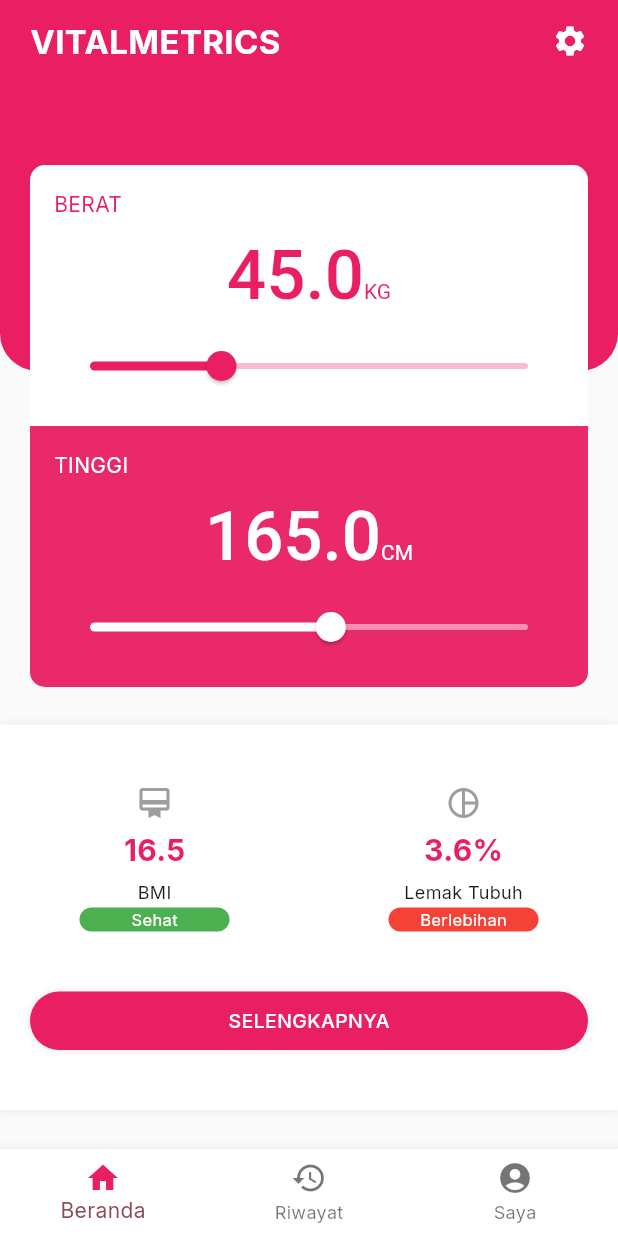
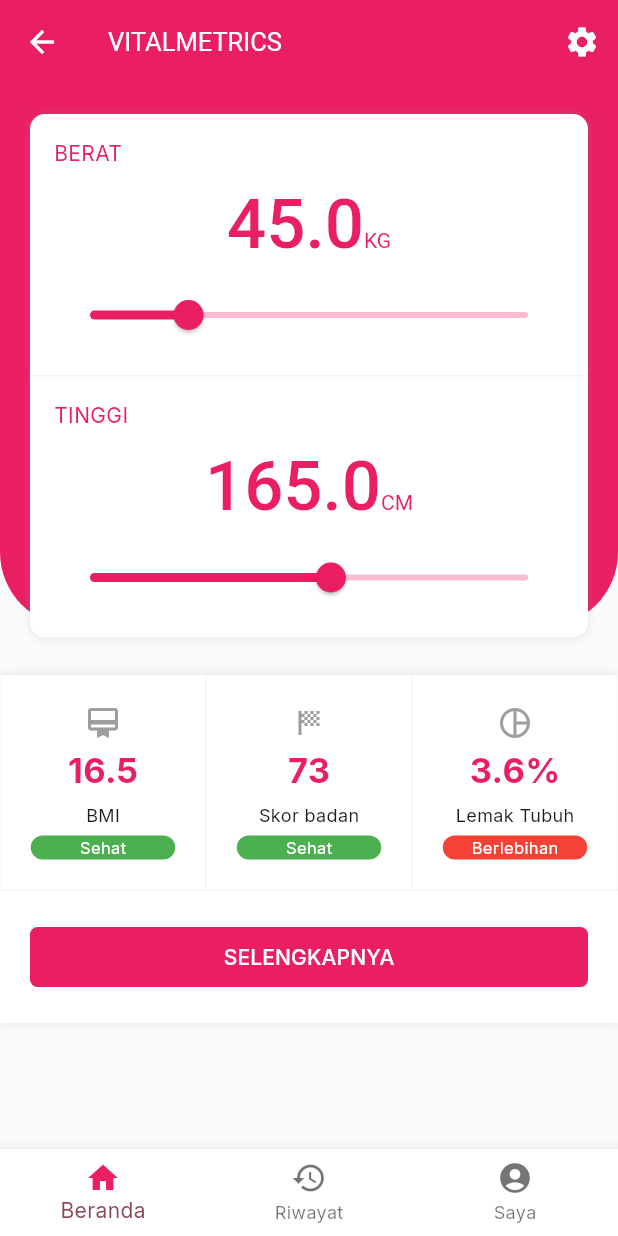
Before and after one commit to izzaalfiansyah/vitalmetrics, a Flutter app: the screen it shows after launch, on a phone screen of 412 x 824 dp. Run offline on Flutter 3.47's test engine with Material 3 defaults, Android fonts, the phone set to English and light mode, and no system bars; our stand-ins replace fl_chart, google_fonts, shared_preferences; accounts and stored records are empty.

Commit message:
membuat komponen

```diff
--- a/lib/components/hr.dart
+++ b/lib/components/hr.dart
@@ -1,15 +1,24 @@
 import 'package:flutter/material.dart';
+import 'package:vitalmetrics/constant.dart';
 
 class Hr extends StatelessWidget {
   const Hr({
     super.key,
+    this.color,
   });
+
+  final Color? color;
 
   @override
   Widget build(BuildContext context) {
     return Container(
-      height: 1,
-      color: Colors.grey.shade100,
+      decoration: BoxDecoration(
+        border: Border(
+          bottom: BorderSide(
+            color: color ?? borderBase.color,
+          ),
+        ),
+      ),
     );
   }
 }
--- a/lib/constant.dart
+++ b/lib/constant.dart
@@ -1,6 +1,7 @@
 import 'package:flutter/material.dart';
 
 const cPrimary = Colors.pink;
+final borderBase = BorderSide(color: Colors.grey.withOpacity(.1), width: 1);
 final shadowBase = [
   BoxShadow(color: Colors.grey.withOpacity(.25), blurRadius: 4),
 ];
--- a/lib/pages/akun/manajemen.dart
+++ b/lib/pages/akun/manajemen.dart
@@ -162,7 +162,9 @@ class _AkunManajemenScreenState extends State<AkunManajemenScreen> {
                               horizontal: 0,
                               vertical: 10,
                             ),
-                            actionsPadding: EdgeInsets.only(bottom: 0),
+                            actionsPadding: EdgeInsets.symmetric(
+                              horizontal: 10,
+                            ),
                             title: Text(
                               'Gender',
                               style: TextStyle(fontSize: 14),
@@ -257,7 +259,9 @@ class _AkunManajemenScreenState extends State<AkunManajemenScreen> {
       context: context,
       builder: (BuildContext context) {
         return AlertDialog(
-          actionsPadding: EdgeInsets.only(bottom: 0),
+          actionsPadding: EdgeInsets.symmetric(
+            horizontal: 10,
+          ),
           content: TextField(
             decoration: InputDecoration(
               labelText: label,
--- a/lib/pages/akun/perangkat.dart
+++ b/lib/pages/akun/perangkat.dart
@@ -112,7 +112,7 @@ class _AkunPerangkatScreenState extends State<AkunPerangkatScreen> {
               vertical: 5,
               horizontal: 10,
             ),
-            child: ElevatedButton(
+            child: FilledButton(
               onPressed: () {
                 if (perangkat != null) {
                   showDialog(
@@ -151,21 +151,18 @@ class _AkunPerangkatScreenState extends State<AkunPerangkatScreen> {
                   );
                 }
               },
-              style: ElevatedButton.styleFrom(
+              style: FilledButton.styleFrom(
                 backgroundColor: cPrimary,
-                textStyle: TextStyle(
-                  color: Colors.white,
+                fixedSize: Size.fromWidth(size.width),
+                shape: RoundedRectangleBorder(
+                  borderRadius: BorderRadius.circular(5),
                 ),
-                fixedSize: Size.fromWidth(size.width),
               ),
               child: Text(
                 (perangkat != null
                         ? 'Putuskan Perangkat'
                         : 'Hubungkan Perangkat')
                     .toUpperCase(),
-                style: TextStyle(
-                  color: Colors.white,
-                ),
               ),
             ),
           )
--- a/lib/pages/index.dart
+++ b/lib/pages/index.dart
@@ -1,5 +1,6 @@
 import 'package:flutter/material.dart';
 import 'package:vitalmetrics/components/bottomnavbar.dart';
+import 'package:vitalmetrics/components/hr.dart';
 import 'package:vitalmetrics/constant.dart';
 import 'package:vitalmetrics/libs/rumus.dart';
 import 'package:vitalmetrics/pages/report.dart';
@@ -30,158 +31,64 @@ class _IndexScreenState extends State<IndexScreen> {
     final size = MediaQuery.sizeOf(context);
 
     return Scaffold(
+      appBar: AppBar(
+        title: Text('VitalMetrics'.toUpperCase()),
+        centerTitle: false,
+        actions: [
+          IconButton(
+            onPressed: () {
+              Navigator.of(context).pushNamed('/akun');
+            },
+            icon: Icon(
+              Icons.settings,
+            ),
+          ),
+        ],
+      ),
       body: SingleChildScrollView(
         child: Stack(
           children: [
             Container(
-              padding: EdgeInsets.symmetric(horizontal: 20, vertical: 12),
-              height: size.height * .9 / 3,
+              height: size.height * 1 / 2 - 50,
               decoration: BoxDecoration(
                 color: cPrimary,
                 borderRadius: BorderRadius.vertical(
-                  bottom: Radius.circular(25),
+                  bottom: Radius.circular(50),
                 ),
               ),
-              child: SafeArea(
+            ),
+            Column(
+              children: [
+                Padding(
+                  padding: const EdgeInsets.all(20),
+                  child: Container(
+                    decoration: BoxDecoration(
+                      color: Colors.white,
+                      borderRadius: BorderRadius.circular(10),
+                      boxShadow: shadowBase,
+                    ),
                     child: Column(
                       children: [
-                    Row(
-                      crossAxisAlignment: CrossAxisAlignment.center,
-                      mainAxisAlignment: MainAxisAlignment.spaceBetween,
-                      children: [
-                        Text(
-                          'VITALMETRICS',
-                          style: TextStyle(
-                            color: Colors.white,
-                            fontWeight: FontWeight.bold,
-                            fontSize: 22,
+                        displayBox(
+                          label: 'Berat'.toUpperCase(),
+                          value: berat,
+                          maxValue: 200,
+                          pcs: 'KG',
                         ),
-                        ),
-                        InkWell(
-                          onTap: () {},
-                          child: Icon(
-                            Icons.settings,
-                            color: Colors.white,
-                          ),
-                        )
-                      ],
+                        Hr(),
+                        displayBox(
+                          label: 'Tinggi'.toUpperCase(),
+                          value: tinggi,
+                          maxValue: 300,
+                          pcs: 'CM',
                         ),
                       ],
                     ),
                   ),
                 ),
-            Container(
-              padding: EdgeInsets.only(top: 90),
-              child: Column(
-                children: [
-                  Padding(
-                    padding: const EdgeInsets.all(20),
-                    child: ClipRRect(
-                      borderRadius: BorderRadius.circular(10),
-                      child: Container(
-                        decoration: BoxDecoration(
-                          borderRadius: BorderRadius.circular(100),
-                        ),
-                        child: Column(
-                          children: [
-                            Container(
-                              padding: EdgeInsets.all(16),
-                              width: double.infinity,
-                              decoration: BoxDecoration(
-                                color: Colors.white,
-                              ),
-                              child: Column(
-                                crossAxisAlignment: CrossAxisAlignment.start,
-                                children: [
-                                  Text(
-                                    'BERAT',
-                                    style: TextStyle(color: cPrimary),
-                                  ),
-                                  Container(
-                                    padding: EdgeInsets.symmetric(vertical: 10),
-                                    alignment: Alignment.center,
-                                    child: RichText(
-                                      text: TextSpan(
-                                        children: [
-                                          TextSpan(
-                                            text: berat.toString(),
-                                            style: TextStyle(
-                                              fontSize: 46,
-                                              fontWeight: FontWeight.w500,
-                                            ),
-                                          ),
-                                          TextSpan(text: 'KG')
-                                        ],
-                                        style: TextStyle(color: cPrimary),
-                                      ),
-                                    ),
-                                  ),
-                                  Slider(
-                                    min: 0,
-                                    max: 150,
-                                    value: berat,
-                                    thumbColor: cPrimary,
-                                    activeColor: cPrimary,
-                                    inactiveColor: cPrimary.shade100,
-                                    onChanged: (val) {},
-                                  )
-                                ],
-                              ),
-                            ),
-                            Container(
-                              padding: EdgeInsets.all(16),
-                              width: double.infinity,
-                              decoration: BoxDecoration(
-                                color: cPrimary.withOpacity(.95),
-                              ),
-                              child: Column(
-                                crossAxisAlignment: CrossAxisAlignment.start,
-                                children: [
-                                  Text(
-                                    'TINGGI',
-                                    style: TextStyle(
-                                      color: Colors.white,
-                                    ),
-                                  ),
-                                  Container(
-                                    padding: EdgeInsets.symmetric(vertical: 10),
-                                    alignment: Alignment.center,
-                                    child: RichText(
-                                      text: TextSpan(
-                                        children: [
-                                          TextSpan(
-                                            text: tinggi.toString(),
-                                            style: TextStyle(
-                                              fontWeight: FontWeight.w500,
-                                              fontSize: 46,
-                                            ),
-                                          ),
-                                          TextSpan(text: 'CM')
-                                        ],
-                                        style: TextStyle(color: Colors.white),
-                                      ),
-                                    ),
-                                  ),
-                                  Slider(
-                                    min: 0,
-                                    max: 300,
-                                    value: tinggi,
-                                    thumbColor: Colors.white,
-                                    activeColor: Colors.white,
-                                    inactiveColor: cPrimary.shade200,
-                                    onChanged: (val) {},
-                                  )
-                                ],
-                              ),
-                            ),
-                          ],
-                        ),
-                      ),
-                    ),
-                  ),
                 SizedBox(height: 5),
                 Container(
-                    padding: EdgeInsets.symmetric(vertical: 40),
+                  // padding: EdgeInsets.all(20),
                   decoration: BoxDecoration(
                     color: Colors.white,
                     boxShadow: shadowBase,
@@ -202,6 +109,14 @@ class _IndexScreenState extends State<IndexScreen> {
                           ),
                           classificationItem(
                             size,
+                            icon: Icons.sports_score,
+                            title: 'Skor badan',
+                            resultValue: '73',
+                            resultText: 'Sehat',
+                            resultColor: Colors.green,
+                          ),
+                          classificationItem(
+                            size,
                             icon: Icons.pie_chart_outline_sharp,
                             title: 'Lemak Tubuh',
                             resultValue: '${lemak.toStringAsFixed(1)}%',
@@ -210,30 +125,25 @@ class _IndexScreenState extends State<IndexScreen> {
                           ),
                         ],
                       ),
-                        SizedBox(height: 40),
                       Padding(
-                          padding: EdgeInsets.symmetric(horizontal: 20),
-                          child: InkWell(
-                            onTap: () {
+                        padding: EdgeInsets.symmetric(
+                          horizontal: 20,
+                          vertical: 20,
+                        ),
+                        child: FilledButton(
+                          style: FilledButton.styleFrom(
+                            backgroundColor: cPrimary,
+                            fixedSize: Size.fromWidth(size.width),
+                            shape: RoundedRectangleBorder(
+                              borderRadius: BorderRadius.circular(5),
+                            ),
+                          ),
+                          onPressed: () {
                             Navigator.of(context).pushNamed('/report',
                                 arguments: ReportArguments(id: ''));
                           },
-                            child: Container(
-                              alignment: Alignment.center,
-                              padding: EdgeInsets.symmetric(vertical: 10),
-                              decoration: BoxDecoration(
-                                color: cPrimary,
-                                boxShadow: shadowBase,
-                                borderRadius: BorderRadius.circular(100),
-                              ),
                           child: Text(
                             'SELENGKAPNYA',
-                                style: TextStyle(
-                                  fontSize: 13,
-                                  fontWeight: FontWeight.w500,
-                                  color: Colors.white,
-                                ),
-                              ),
                           ),
                         ),
                       ),
@@ -242,12 +152,59 @@ class _IndexScreenState extends State<IndexScreen> {
                 ),
                 SizedBox(height: 20),
               ],
-              ),
             )
           ],
         ),
       ),
       bottomNavigationBar: BottomNavBar(),
+    );
+  }
+
+  Container displayBox({
+    required String label,
+    required double value,
+    required double maxValue,
+    required String pcs,
+  }) {
+    return Container(
+      padding: EdgeInsets.all(16),
+      child: Column(
+        crossAxisAlignment: CrossAxisAlignment.start,
+        children: [
+          Text(
+            label,
+            style: TextStyle(color: cPrimary),
+          ),
+          Container(
+            padding: EdgeInsets.symmetric(vertical: 10),
+            alignment: Alignment.center,
+            child: RichText(
+              text: TextSpan(
+                children: [
+                  TextSpan(
+                    text: value.toString(),
+                    style: TextStyle(
+                      fontSize: 46,
+                      fontWeight: FontWeight.w500,
+                    ),
+                  ),
+                  TextSpan(text: pcs)
+                ],
+                style: TextStyle(color: cPrimary),
+              ),
+            ),
+          ),
+          Slider(
+            min: 0,
+            max: maxValue,
+            value: value,
+            thumbColor: cPrimary,
+            activeColor: cPrimary,
+            inactiveColor: cPrimary.shade100,
+            onChanged: (val) {},
+          )
+        ],
+      ),
     );
   }
 
@@ -258,6 +215,16 @@ class _IndexScreenState extends State<IndexScreen> {
       required String resultText,
       required Color resultColor}) {
     return Expanded(
+      child: Container(
+        decoration: BoxDecoration(
+          color: Colors.white,
+          border: Border(
+            bottom: borderBase,
+            left: borderBase.copyWith(width: .5),
+            right: borderBase.copyWith(width: .5),
+          ),
+        ),
+        padding: EdgeInsets.all(20),
         child: Column(
           crossAxisAlignment: CrossAxisAlignment.center,
           children: [
@@ -265,12 +232,12 @@ class _IndexScreenState extends State<IndexScreen> {
               icon,
               color: Colors.grey,
             ),
-          SizedBox(height: 5),
+            SizedBox(height: 3),
             Text(
               resultValue,
               style: TextStyle(
                 fontWeight: FontWeight.bold,
-              fontSize: 20,
+                fontSize: 23,
                 color: cPrimary,
               ),
             ),
@@ -279,10 +246,10 @@ class _IndexScreenState extends State<IndexScreen> {
               title,
               style: TextStyle(fontSize: 12),
             ),
-          SizedBox(height: 2),
+            SizedBox(height: 5),
             Container(
               alignment: Alignment.center,
-            width: 100,
+              width: double.infinity,
               decoration: BoxDecoration(
                 color: resultColor,
                 borderRadius: BorderRadius.horizontal(
@@ -300,6 +267,7 @@ class _IndexScreenState extends State<IndexScreen> {
             ),
           ],
         ),
+      ),
     );
   }
 }
--- a/lib/pages/report.dart
+++ b/lib/pages/report.dart
@@ -152,19 +152,16 @@ class _ReportScreenState extends State<ReportScreen> {
             SizedBox(height: 20),
             Padding(
               padding: EdgeInsets.symmetric(horizontal: 20),
-              child: InkWell(
-                child: Container(
-                  padding: EdgeInsets.symmetric(vertical: 10),
-                  alignment: Alignment.center,
-                  decoration: BoxDecoration(
-                    color: cPrimary,
+              child: FilledButton(
+                onPressed: () {},
+                style: FilledButton.styleFrom(
+                  backgroundColor: cPrimary,
+                  fixedSize: Size.fromWidth(size.width),
+                  shape: RoundedRectangleBorder(
                     borderRadius: BorderRadius.circular(5),
                   ),
-                  child: Text(
-                    "HAPUS",
-                    style: TextStyle(color: Colors.white),
-                  ),
                 ),
+                child: Text('HAPUS'),
               ),
             ),
             SizedBox(height: 20),
```
Lines whose indentation alone changed are shown as unchanged.
